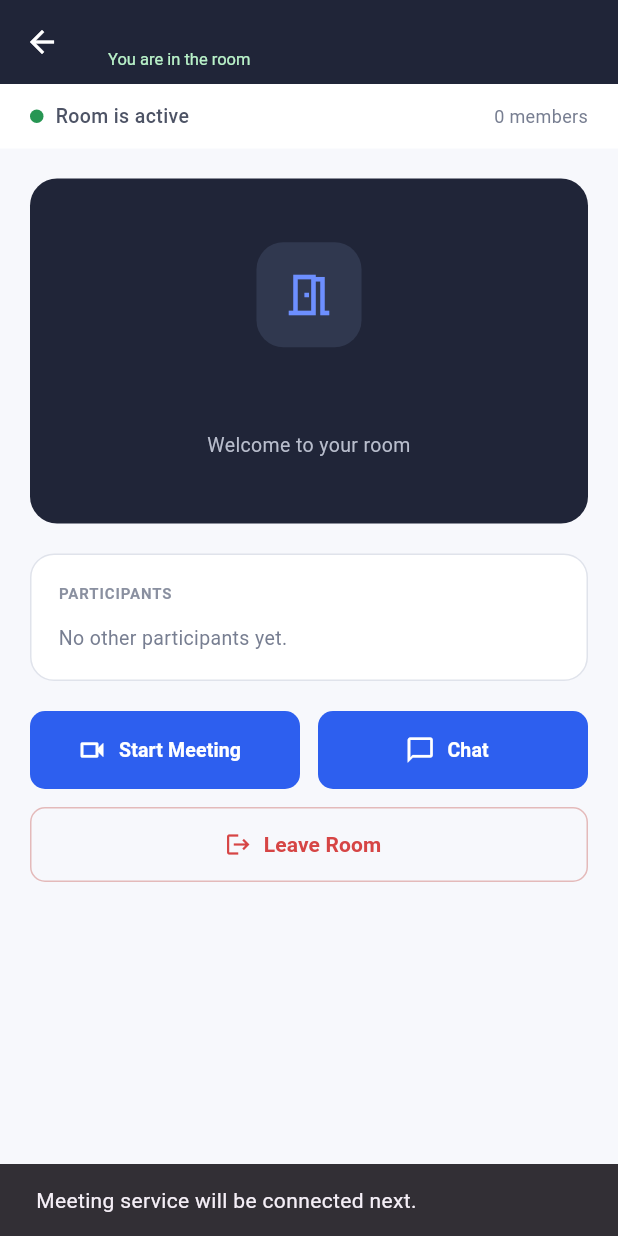
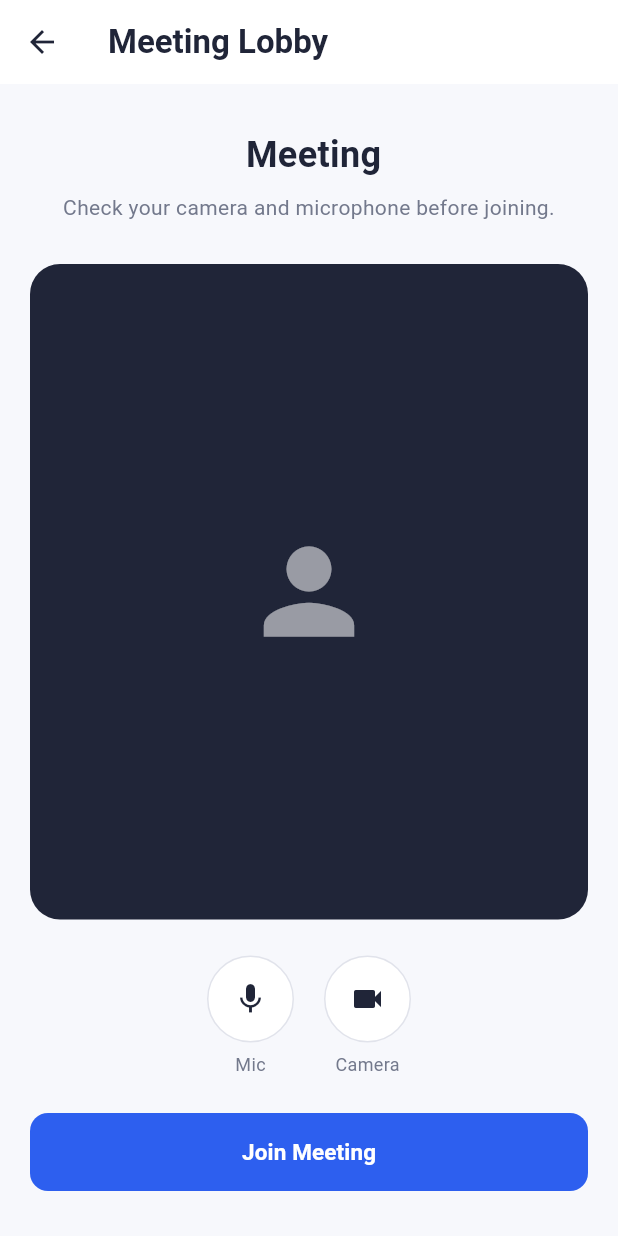
Before and after one commit to Rehan-khan-7/Meethub-, a Flutter app: the RoomWorkspaceScreen screen opened directly with empty values, after a tap on "Start Meeting", on a phone screen of 412 x 824 dp. Run offline on Flutter 3.47's test engine with Material 3 defaults, Android fonts, the phone set to English and light mode, and no system bars; our stand-ins replace shared_preferences; accounts and stored records are empty.

Commit message:
feat: add meeting lobby and room chat

```diff
--- /dev/null
+++ b/lib/features/meetings/screens/meeting_lobby_screen.dart
@@ -0,0 +1,191 @@
+import 'package:flutter/material.dart';
+
+import '../../../models/meeting.dart';
+
+class MeetingLobbyScreen extends StatefulWidget {
+  final Meeting meeting;
+
+  const MeetingLobbyScreen({super.key, required this.meeting});
+
+  @override
+  State<MeetingLobbyScreen> createState() => _MeetingLobbyScreenState();
+}
+
+class _MeetingLobbyScreenState extends State<MeetingLobbyScreen> {
+  bool isMicOn = true;
+  bool isCameraOn = true;
+
+  @override
+  Widget build(BuildContext context) {
+    return Scaffold(
+      backgroundColor: const Color(0xFFF7F8FC),
+      appBar: AppBar(
+        title: const Text(
+          'Meeting Lobby',
+          style: TextStyle(fontWeight: FontWeight.w700),
+        ),
+        backgroundColor: Colors.white,
+        foregroundColor: const Color(0xFF202538),
+        elevation: 0,
+      ),
+      body: SafeArea(
+        child: Padding(
+          padding: const EdgeInsets.all(20),
+          child: Column(
+            children: [
+              const SizedBox(height: 10),
+
+              Text(
+                widget.meeting.title,
+                textAlign: TextAlign.center,
+                style: const TextStyle(
+                  fontSize: 24,
+                  fontWeight: FontWeight.w700,
+                  color: Color(0xFF202538),
+                ),
+              ),
+
+              const SizedBox(height: 8),
+
+              const Text(
+                'Check your camera and microphone before joining.',
+                textAlign: TextAlign.center,
+                style: TextStyle(color: Color(0xFF73798C), fontSize: 14),
+              ),
+
+              const SizedBox(height: 28),
+
+              // Camera Preview
+              Expanded(
+                child: Container(
+                  width: double.infinity,
+                  decoration: BoxDecoration(
+                    color: const Color(0xFF202538),
+                    borderRadius: BorderRadius.circular(20),
+                  ),
+                  child: Center(
+                    child: isCameraOn
+                        ? const Icon(
+                            Icons.person,
+                            size: 90,
+                            color: Colors.white54,
+                          )
+                        : const Column(
+                            mainAxisSize: MainAxisSize.min,
+                            children: [
+                              Icon(
+                                Icons.videocam_off,
+                                size: 55,
+                                color: Colors.white54,
+                              ),
+                              SizedBox(height: 10),
+                              Text(
+                                'Camera is off',
+                                style: TextStyle(
+                                  color: Colors.white70,
+                                  fontSize: 14,
+                                ),
+                              ),
+                            ],
+                          ),
+                  ),
+                ),
+              ),
+
+              const SizedBox(height: 24),
+
+              // Controls
+              Row(
+                mainAxisAlignment: MainAxisAlignment.center,
+                children: [
+                  _controlButton(
+                    icon: isMicOn ? Icons.mic : Icons.mic_off,
+                    label: isMicOn ? 'Mic' : 'Muted',
+                    onTap: () {
+                      setState(() {
+                        isMicOn = !isMicOn;
+                      });
+                    },
+                  ),
+                  const SizedBox(width: 20),
+                  _controlButton(
+                    icon: isCameraOn ? Icons.videocam : Icons.videocam_off,
+                    label: isCameraOn ? 'Camera' : 'Camera Off',
+                    onTap: () {
+                      setState(() {
+                        isCameraOn = !isCameraOn;
+                      });
+                    },
+                  ),
+                ],
+              ),
+
+              const SizedBox(height: 24),
+
+              // Join Meeting
+              SizedBox(
+                width: double.infinity,
+                height: 52,
+                child: ElevatedButton(
+                  onPressed: () {
+                    ScaffoldMessenger.of(context).showSnackBar(
+                      const SnackBar(
+                        content: Text(
+                          'Meeting connection will be added with WebRTC.',
+                        ),
+                      ),
+                    );
+                  },
+                  style: ElevatedButton.styleFrom(
+                    backgroundColor: const Color(0xFF2D5FEF),
+                    foregroundColor: Colors.white,
+                    elevation: 0,
+                    shape: RoundedRectangleBorder(
+                      borderRadius: BorderRadius.circular(12),
+                    ),
+                  ),
+                  child: const Text(
+                    'Join Meeting',
+                    style: TextStyle(fontSize: 15, fontWeight: FontWeight.w600),
+                  ),
+                ),
+              ),
+
+              const SizedBox(height: 10),
+            ],
+          ),
+        ),
+      ),
+    );
+  }
+
+  Widget _controlButton({
+    required IconData icon,
+    required String label,
+    required VoidCallback onTap,
+  }) {
+    return Column(
+      children: [
+        InkWell(
+          onTap: onTap,
+          borderRadius: BorderRadius.circular(40),
+          child: Container(
+            width: 58,
+            height: 58,
+            decoration: BoxDecoration(
+              color: Colors.white,
+              shape: BoxShape.circle,
+              border: Border.all(color: const Color(0xFFE1E3EB)),
+            ),
+            child: Icon(icon, color: const Color(0xFF202538)),
+          ),
+        ),
+        const SizedBox(height: 6),
+        Text(
+          label,
+          style: const TextStyle(fontSize: 12, color: Color(0xFF73798C)),
+        ),
+      ],
+    );
+  }
+}
--- a/lib/features/rooms/screens/room_workspace_screen.dart
+++ b/lib/features/rooms/screens/room_workspace_screen.dart
@@ -1,6 +1,8 @@
 import 'package:flutter/material.dart';
-
+import 'room_chat_screen.dart';
+import '../../meetings/screens/meeting_lobby_screen.dart';
 import '../../../models/room.dart';
+import '../../../models/meeting.dart';
 
 class RoomWorkspaceScreen extends StatefulWidget {
   final Room room;
@@ -230,11 +232,28 @@ class _RoomWorkspaceScreenState extends State<RoomWorkspaceScreen> {
                           icon: Icons.videocam_outlined,
                           label: 'Start Meeting',
                           onPressed: () {
-                            ScaffoldMessenger.of(context).showSnackBar(
-                              const SnackBar(
-                                content: Text(
-                                  'Meeting service will be connected next.',
-                                ),
+                            final meeting = Meeting(
+                              id: 'local-meeting',
+                              workspaceId: room.workspaceId,
+                              roomId: room.id,
+                              title: '${room.name} Meeting',
+                              description: room.description,
+                              createdBy: room.createdBy,
+                              participants: room.members,
+                              startTime: DateTime.now(),
+                              endTime: DateTime.now().add(
+                                const Duration(hours: 1),
+                              ),
+                              meetingCode: 'LOCAL-MEETING',
+                              meetingLink: '',
+                              status: 'live',
+                            );
+
+                            Navigator.push(
+                              context,
+                              MaterialPageRoute(
+                                builder: (context) =>
+                                    MeetingLobbyScreen(meeting: meeting),
                               ),
                             );
                           },
@@ -248,11 +267,11 @@ class _RoomWorkspaceScreenState extends State<RoomWorkspaceScreen> {
                           icon: Icons.chat_bubble_outline,
                           label: 'Chat',
                           onPressed: () {
-                            ScaffoldMessenger.of(context).showSnackBar(
-                              const SnackBar(
-                                content: Text(
-                                  'Room chat will be connected next.',
-                                ),
+                            Navigator.push(
+                              context,
+                              MaterialPageRoute(
+                                builder: (context) =>
+                                    RoomChatScreen(room: room),
                               ),
                             );
                           },
```
Also changed, not shown: lib/features/rooms/screens/room_chat_screen.dart (added, +124 -0 lines).
